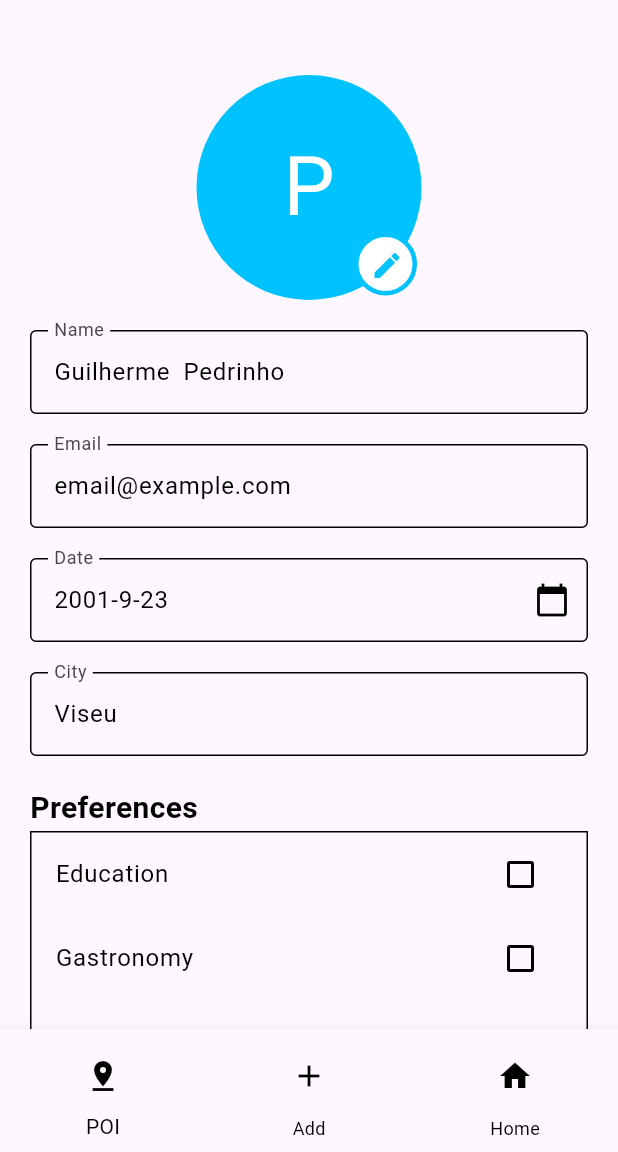
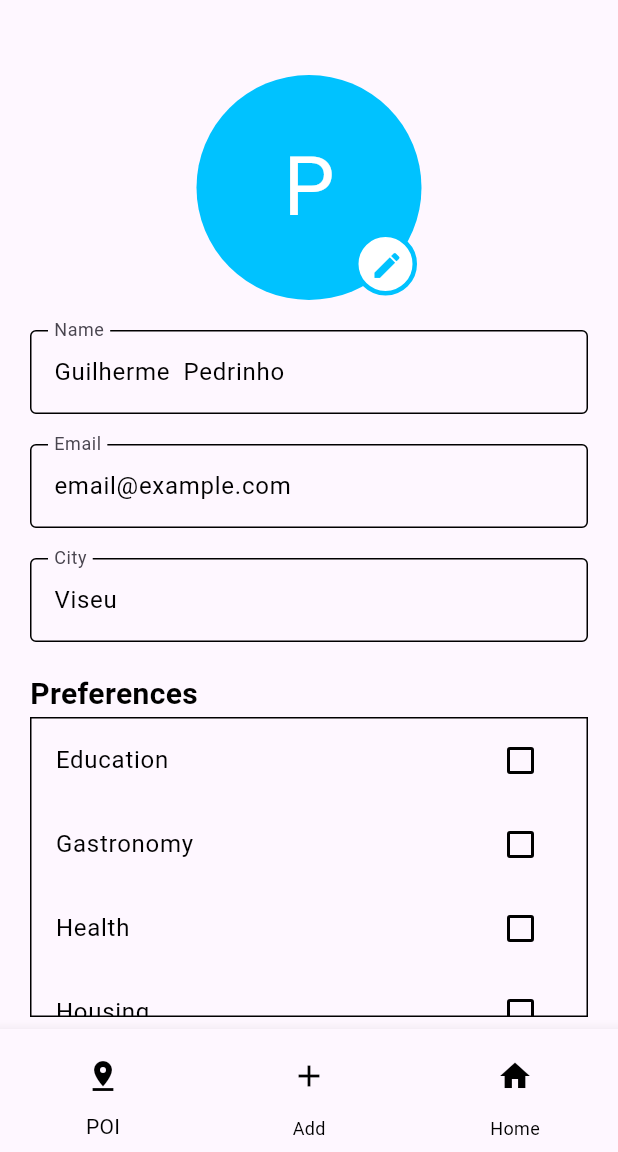
Before and after one commit to WildKoala23/Softshares, a Flutter app: the EditProfile screen opened by its route, on a phone screen of 412 x 824 dp, the part 84-1236 px from its top. Run offline on Flutter 3.47's test engine with Material 3 defaults, Android fonts, the phone set to English and light mode, and no system bars; our stand-ins replace table_calendar; missing offline and left inert: dev_icons.

Commit message:
removed date input in my profile and update README

```diff
--- a/lib/Pages/editProfile.dart
+++ b/lib/Pages/editProfile.dart
@@ -29,19 +29,6 @@ class _EditProfileState extends State<EditProfile> {
 
   User user = User('Guilherme', 'Pedrinho', 'Software Engineer', 'Viseu',
       "email@example.com", 23, 09, 2001);
-
-  Future<void> _selectDate() async {
-    DateTime? _picked = await showDatePicker(
-        context: context,
-        firstDate: DateTime(1970),
-        lastDate: DateTime(2026),
-        initialDate: DateTime.now());
-    if (_picked != null) {
-      setState(() {
-        dateController.text = _picked.toString().split(" ")[0];
-      });
-    }
-  }
 
   @override
   void initState() {
@@ -81,8 +68,6 @@ class _EditProfileState extends State<EditProfile> {
             nameContent(colorScheme),
             //Email
             emailContent(colorScheme),
-            //Date
-            dateContent(colorScheme),
             //City
             cityContent(colorScheme),
             Container(
@@ -162,26 +147,6 @@ class _EditProfileState extends State<EditProfile> {
         decoration: InputDecoration(
             label: Text(
               'City',
-              style: TextStyle(color: colorScheme.onTertiary),
-            ),
-            border: OutlineInputBorder(
-                borderSide: BorderSide(color: colorScheme.primary))),
-      ),
-    );
-  }
-
-  Container dateContent(ColorScheme colorScheme) {
-    return Container(
-      margin: const EdgeInsets.fromLTRB(20, 0, 20, 20),
-      child: TextField(
-        controller: dateController,
-        onTap: () {
-          _selectDate();
-        },
-        decoration: InputDecoration(
-            suffixIcon: Icon(Icons.calendar_today),
-            label: Text(
-              "Date",
               style: TextStyle(color: colorScheme.onTertiary),
             ),
             border: OutlineInputBorder(
```
Also changed, not shown: 1 other file.
